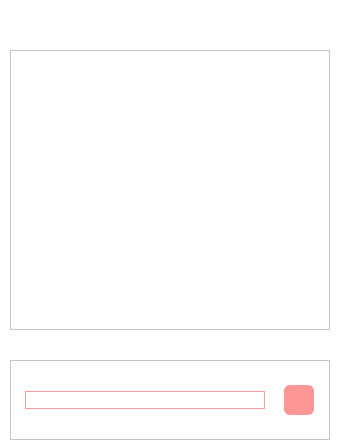
Before: the Qt Designer form PomordorUI/src/TodoPage/TodoPage.ui in kiseop91/Pomordor, drawn with Qt 5.
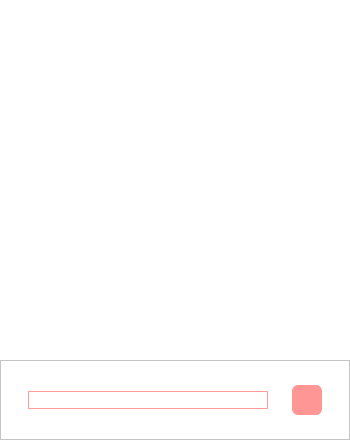
After: the same form once the commit is applied. Icons and pictures are not drawn. Custom widgets are drawn as their Qt base class.

Diff of the .ui file:
```diff
--- a/PomordorUI/src/TodoPage/TodoPage.ui
+++ b/PomordorUI/src/TodoPage/TodoPage.ui
@@ -6,7 +6,7 @@
    <rect>
     <x>0</x>
     <y>0</y>
-    <width>340</width>
+    <width>350</width>
     <height>440</height>
    </rect>
   </property>
@@ -17,28 +17,22 @@
   </property>
   <layout class="QVBoxLayout" name="verticalLayout">
    <property name="spacing">
-    <number>30</number>
+    <number>0</number>
    </property>
    <property name="leftMargin">
-    <number>10</number>
+    <number>0</number>
    </property>
    <property name="topMargin">
-    <number>50</number>
+    <number>0</number>
    </property>
    <property name="rightMargin">
-    <number>10</number>
+    <number>0</number>
    </property>
    <property name="bottomMargin">
     <number>0</number>
    </property>
    <item>
-    <widget class="QFrame" name="frame_2">
-     <property name="frameShape">
-      <enum>QFrame::StyledPanel</enum>
-     </property>
-     <property name="frameShadow">
-      <enum>QFrame::Raised</enum>
-     </property>
+    <widget class="TodoItemList" name="frame_2" native="true">
      <layout class="QHBoxLayout" name="horizontalLayout_2"/>
     </widget>
    </item>
@@ -60,21 +54,6 @@
       <enum>QFrame::Raised</enum>
      </property>
      <layout class="QHBoxLayout" name="horizontalLayout">
-      <property name="spacing">
-       <number>5</number>
-      </property>
-      <property name="leftMargin">
-       <number>0</number>
-      </property>
-      <property name="topMargin">
-       <number>0</number>
-      </property>
-      <property name="rightMargin">
-       <number>0</number>
-      </property>
-      <property name="bottomMargin">
-       <number>0</number>
-      </property>
       <item>
        <widget class="QLineEdit" name="lineEdit">
         <property name="sizePolicy">
@@ -130,6 +109,14 @@
    </item>
   </layout>
  </widget>
+ <customwidgets>
+  <customwidget>
+   <class>TodoItemList</class>
+   <extends>QWidget</extends>
+   <header>TodoPage/TodoItemList.h</header>
+   <container>1</container>
+  </customwidget>
+ </customwidgets>
  <resources>
   <include location="../../assets/files.qrc"/>
  </resources>
```
